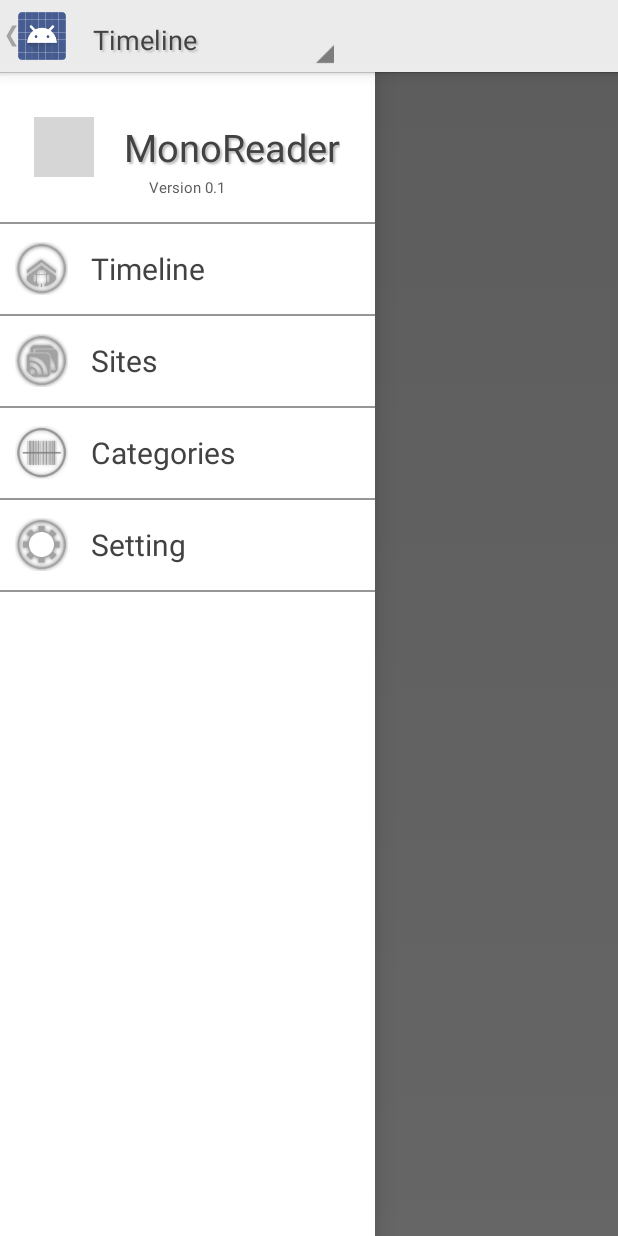
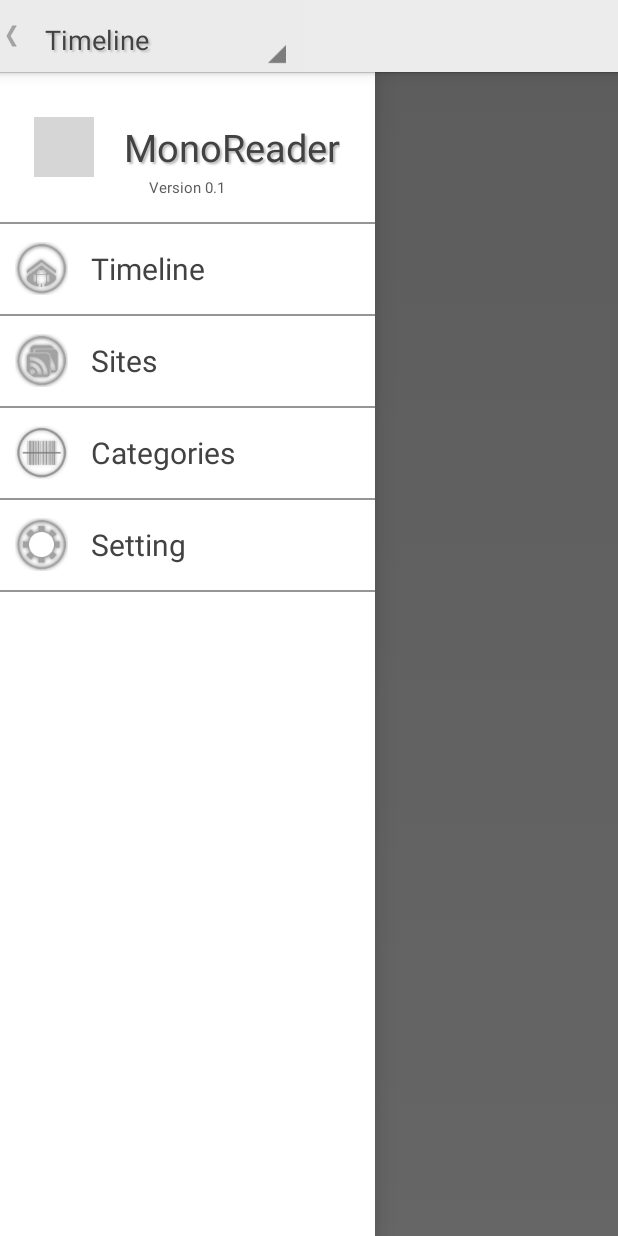
Before and after one commit to ragnraok/MonoReader, an Android app: the screen it shows after launch (MainActivity), with the side drawer open, on a phone screen of 412 x 824 dp. Run offline under Robolectric (Android 15) with nearby library versions, the phone set to English and light mode, and no system bars; our stand-ins replace Volley; libraries missing offline, so code that uses them is left out: uk.co.senab; network calls fail; 10 statements that could not run were skipped; grey boxes are pictures that could not be loaded.

Commit message:
center action bar title

```diff
--- a/monoandroid/MonoReader/app/src/main/java/cn/ragnarok/monoreader/app/ui/activity/MainActivity.java
+++ b/monoandroid/MonoReader/app/src/main/java/cn/ragnarok/monoreader/app/ui/activity/MainActivity.java
@@ -15,6 +15,7 @@ import android.widget.AdapterView;
 import android.widget.ArrayAdapter;
 import android.widget.BaseAdapter;
 import android.widget.ListView;
+import android.widget.TextView;
 
 import cn.ragnarok.monoreader.api.service.APIService;
 import cn.ragnarok.monoreader.app.R;
@@ -48,6 +49,9 @@ public class MainActivity extends Activity {
 
         setContentView(R.layout.activity_main);
 
+        getActionBar().setDisplayOptions(ActionBar.DISPLAY_SHOW_CUSTOM);
+        getActionBar().setCustomView(R.layout.action_bar_layout);
+
         mTimelineFragment = TimelineFragment.newInstance(false);
         mFragmentList[0] = mTimelineFragment;
 
@@ -75,12 +79,14 @@ public class MainActivity extends Activity {
                 super.onDrawerOpened(drawerView);
                 tempNagiviationMode = getActionBar().getNavigationMode();
                 getActionBar().setNavigationMode(ActionBar.NAVIGATION_MODE_STANDARD);
+                setActionBarTitle(getString(R.string.app_name));
             }
 
             @Override
             public void onDrawerClosed(View drawerView) {
                 super.onDrawerClosed(drawerView);
                 getActionBar().setNavigationMode(tempNagiviationMode);
+                setActionBarTitle("");
             }
         };
         mDrawerLayout.setDrawerListener(mDrawerToggle);
@@ -115,4 +121,14 @@ public class MainActivity extends Activity {
         mDrawerToggle.onConfigurationChanged(newConfig);
     }
 
+    public void setActionBarTitle(String title) {
+        TextView text = (TextView) getActionBar().getCustomView().findViewById(R.id.title);
+        text.setText(title);
+    }
+
+    @Override
+    protected void onDestroy() {
+        super.onDestroy();
+        APIService.getInstance().cancelAllRequest();
+    }
 }
--- a/monoandroid/MonoReader/app/src/main/java/cn/ragnarok/monoreader/app/ui/fragment/TimelineFragment.java
+++ b/monoandroid/MonoReader/app/src/main/java/cn/ragnarok/monoreader/app/ui/fragment/TimelineFragment.java
@@ -28,6 +28,7 @@ import cn.ragnarok.monoreader.api.base.APIRequestFinishListener;
 import cn.ragnarok.monoreader.api.object.ListArticleObject;
 import cn.ragnarok.monoreader.api.service.TimeLineService;
 import cn.ragnarok.monoreader.app.R;
+import cn.ragnarok.monoreader.app.ui.activity.MainActivity;
 import cn.ragnarok.monoreader.app.ui.adapter.TimelineListAdapter;
 import cn.ragnarok.monoreader.app.util.Utils;
 import uk.co.senab.actionbarpulltorefresh.library.ActionBarPullToRefresh;
@@ -272,7 +273,7 @@ public class TimelineFragment extends Fragment {
     public void onAttach(Activity activity) {
         super.onAttach(activity);
         Log.d(TAG, "onAttach");
-        activity.setTitle("");
+        ((MainActivity)activity).setActionBarTitle("");
 
     }
 
--- /dev/null
+++ b/monoandroid/MonoReader/app/src/main/res/layout/action_bar_layout.xml
@@ -0,0 +1,16 @@
+<?xml version="1.0" encoding="utf-8"?>
+
+<RelativeLayout xmlns:android="http://schemas.android.com/apk/res/android"
+    android:orientation="vertical"
+    android:layout_width="match_parent"
+    android:layout_height="match_parent"
+    style="@style/actionbar_style">
+    <TextView
+        android:id="@+id/title"
+        android:layout_width="wrap_content"
+        android:layout_height="wrap_content"
+        android:layout_centerInParent="true"
+        android:text="@string/app_name"
+        style="@style/action_title_text_style"/>
+
+</RelativeLayout>
```
